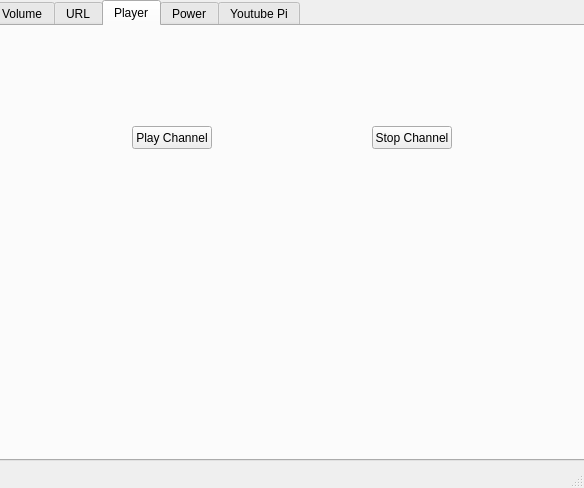
First picture: the form in kodigui.ui, repository definitly486/KodiGui, before the edit.
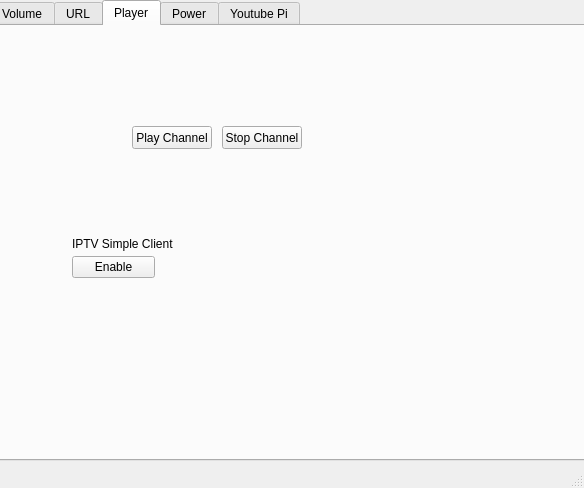
Second picture: the form after the edit. The open tabs and pages were chosen to show the change. Icons and pictures are not drawn.

Commit message: добавлено enable iptv sinple client 	новый файл:    .gitignore 	изменено:      kodigui.pro.user 	изменено:      kodigui.ui 	изменено:      mainwindow.cpp 	изменено:      mainwindow.h

What changed in the file:
```diff
--- a/kodigui.ui
+++ b/kodigui.ui
@@ -165,7 +165,7 @@
      <widget class="QPushButton" name="pushButton_3">
       <property name="geometry">
        <rect>
-        <x>380</x>
+        <x>230</x>
         <y>100</y>
         <width>80</width>
         <height>23</height>
@@ -175,6 +175,32 @@
        <string>Stop Channel</string>
       </property>
      </widget>
+     <widget class="QPushButton" name="pushButton_13">
+      <property name="geometry">
+       <rect>
+        <x>80</x>
+        <y>230</y>
+        <width>83</width>
+        <height>22</height>
+       </rect>
+      </property>
+      <property name="text">
+       <string>Enable</string>
+      </property>
+     </widget>
+     <widget class="QLabel" name="label_6">
+      <property name="geometry">
+       <rect>
+        <x>80</x>
+        <y>210</y>
+        <width>121</width>
+        <height>16</height>
+       </rect>
+      </property>
+      <property name="text">
+       <string>IPTV Simple Client</string>
+      </property>
+     </widget>
     </widget>
     <widget class="QWidget" name="power">
      <attribute name="title">
```
Left out of the diff: 2 changed lines with no effect on the pictures. The commit also changes 4 other files.
